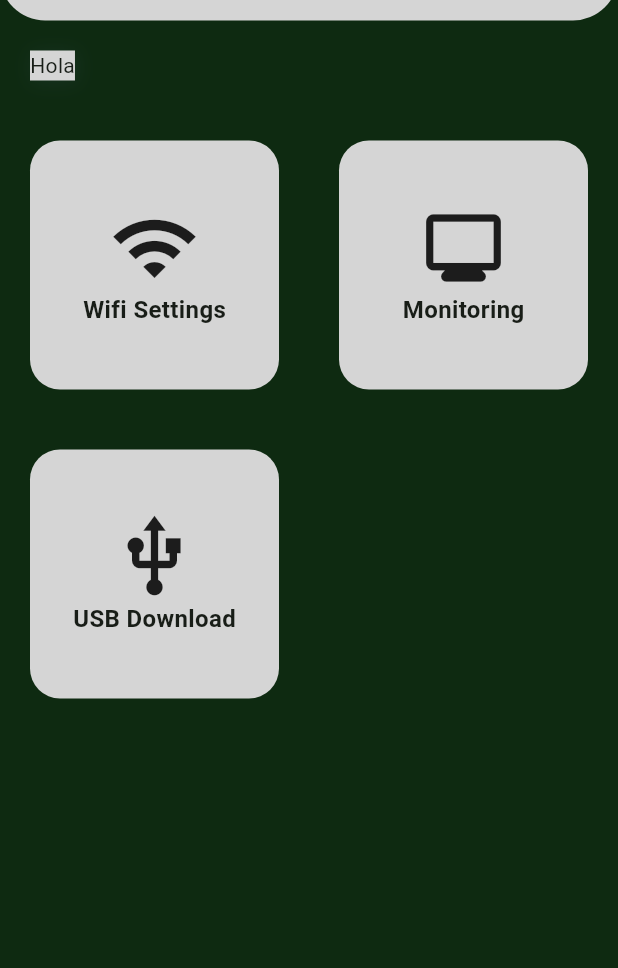
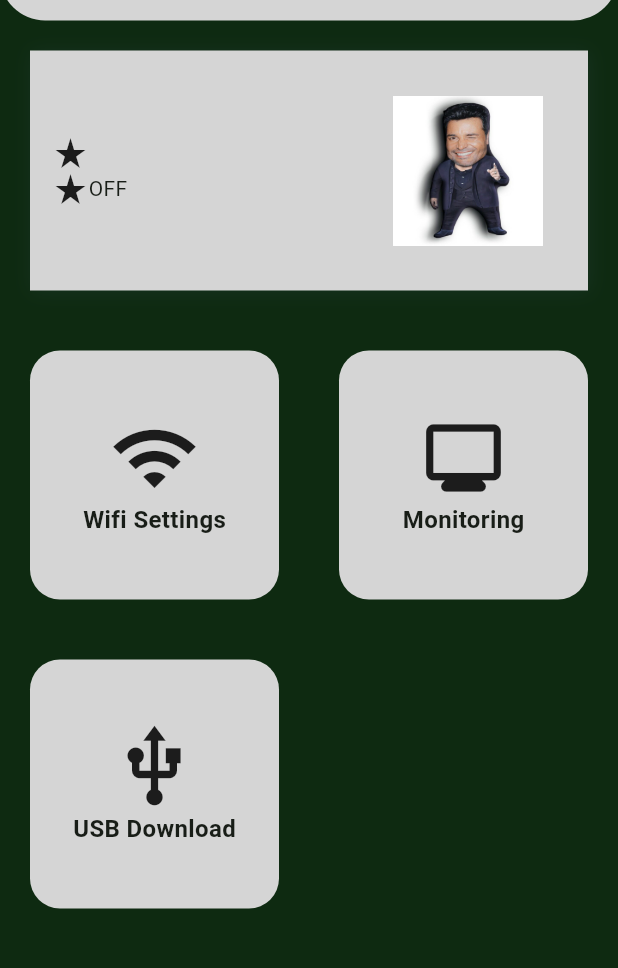
Before and after one commit to jmontero22c/Flutter_Guardian, a Flutter app: the screen it shows after launch, on a phone screen of 412 x 824 dp, the part 62-1030 px from its top. Run offline on Flutter 3.47's test engine with Material 2 defaults, Android fonts, the phone set to English and light mode, and no system bars; our stand-ins replace location; missing offline and left inert: network_info_plus.

Commit message:
Agregé una imagen y di forma al modal

```diff
--- a/lib/views/main_page.dart
+++ b/lib/views/main_page.dart
@@ -2,6 +2,7 @@ import 'package:flutter/material.dart';
 import 'package:my_app/Colors/colors.dart';
 import 'package:my_app/Routes/routes.dart';
 import 'package:my_app/components/app_bar.dart';
+import 'package:my_app/viewmodels/wifi_viewmodel.dart';
 
 class MainPage extends StatelessWidget {
   const MainPage({super.key});
@@ -25,12 +26,14 @@ class Options extends StatelessWidget {
 
   @override
   Widget build(BuildContext context){
+    WifiViewModel wifiViewModel = WifiViewModel();
     return Column(
       crossAxisAlignment: CrossAxisAlignment.start,
       children: [
         Padding(
           padding: const EdgeInsets.all(20),
           child: Container(
+            padding: const EdgeInsets.only(left: 15, right: 15),
             decoration: BoxDecoration(
               color: AppColors.secondColor,
               boxShadow: [
@@ -41,10 +44,48 @@ class Options extends StatelessWidget {
                 )
               ]
             ),
-            height: 20,
-            child: const Text(
-              'Hola'
-            ),
+            // height: 80,
+            child: Row(
+              mainAxisAlignment: MainAxisAlignment.spaceBetween,
+              children: [
+                Expanded(
+                  child: Column(
+                    children: [
+                      //TEXTO STATUS MAIN
+                      Row(
+                        children: [
+                          const Icon(Icons.star_rate),
+                          Text(
+                            wifiViewModel.wifiName
+                          ),
+                        ],
+                      ),
+
+                      //TEXTO NOMBRE MAIN
+                      Row(
+                        children: [
+                          const Icon(Icons.star_rate),
+                          Text(wifiViewModel.wifiStatus ? 'ON' : 'OFF'),
+                        ],
+                      )
+                    ],
+                  ),
+                ),
+                Align(
+                  child: Padding(
+                    padding: const EdgeInsets.only(top: 30, bottom: 30, right: 15, left: 15 ),
+                    child: SizedBox(
+                      height: 100,
+                      width: 100,
+                      child: Image.asset(
+                        'assets/Chayanne.jpg',
+                        alignment: Alignment.centerRight,
+                      ),
+                    ),
+                  ),
+                )
+              ],
+            )
           ),
         ),
 
--- a/pubspec.yaml
+++ b/pubspec.yaml
@@ -64,8 +64,8 @@ flutter:
   uses-material-design: true
 
   # To add assets to your application, add an assets section, like this:
-  # assets:
-  #   - images/a_dot_burr.jpeg
+  assets:
+    - assets/
   #   - images/a_dot_ham.jpeg
 
   # An image asset can refer to one or more resolution-specific "variants", see
```
Also changed, not shown: assets/Chayanne.jpg (added), pubspec.lock.
